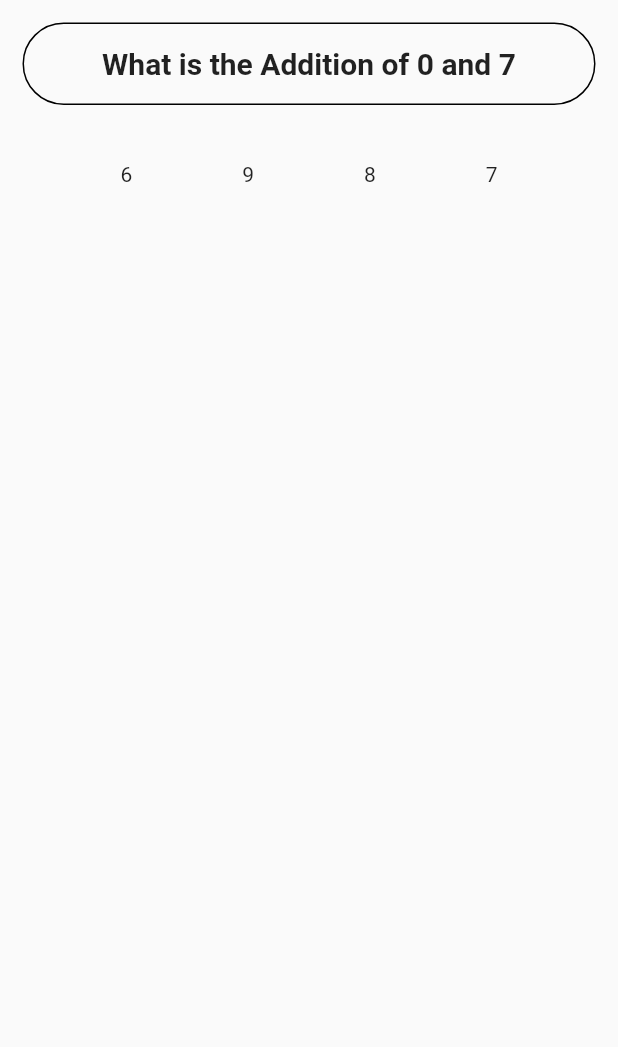
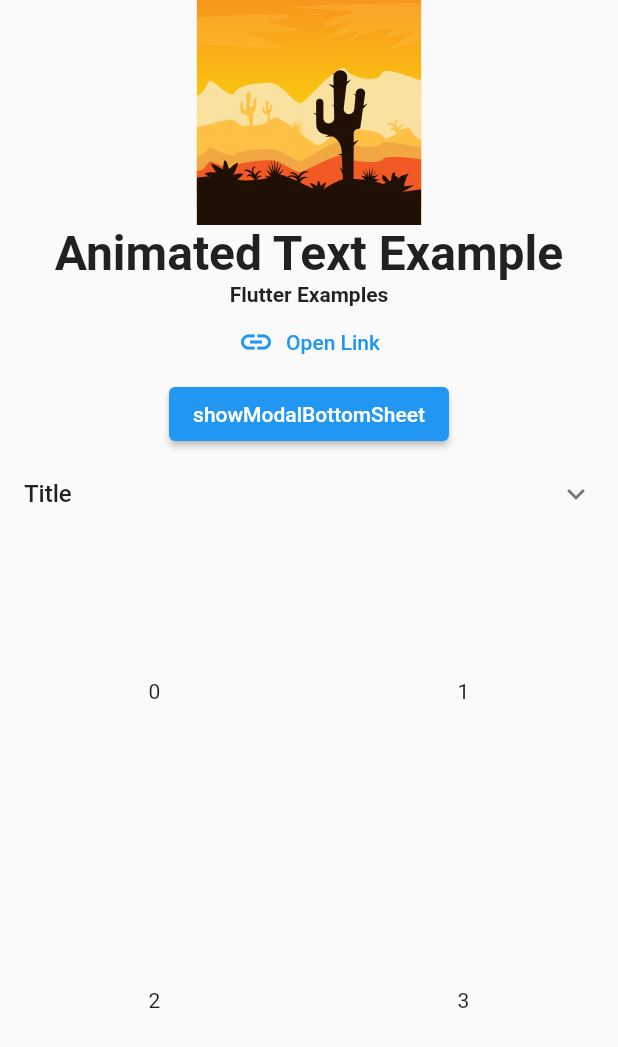
Before and after one commit to DheerajWork/practice_project, a Flutter app: the screen it shows after launch, on a phone screen of 412 x 824 dp. Shown: the top 1047 px of the screen. Run offline on Flutter 3.47's test engine with Material 2 defaults, Android fonts, the phone set to English and light mode, and no system bars; drawn by our look-alikes of animated_text_kit; our stand-ins replace cloud_firestore, email_validator, firebase_auth, firebase_core, flutter_html, flutter_svg and 4 more; accounts and stored records are empty; project files that could hold a hidden picture were left out.

Commit message:
packages and widgets done

```diff
--- a/lib/main.dart
+++ b/lib/main.dart
@@ -1,12 +1,11 @@
-
 import 'package:flutter/material.dart';
-import 'package:practice_project/random_number_add/random_number_add.dart';
+import 'package:practice_project/packages/svg.dart';
 import 'package:practice_project/register_api/haha.dart';
 import 'package:practice_project/register_api/login_api.dart';
 import 'package:practice_project/register_api/ocx_login.dart';
 import 'package:practice_project/register_api/ocx_registeration.dart';
 import 'package:practice_project/register_api/register_api.dart';
-import 'package:practice_project/share_preference/share_preference.dart';
+import 'package:practice_project/web_api/web_api_testing.dart';
 import 'package:shared_preferences/shared_preferences.dart';
 import 'package:firebase_core/firebase_core.dart';
 
@@ -32,7 +31,7 @@ class MyApp extends StatelessWidget {
       OcxLogin.route:(context) =>OcxLogin(),
       OcxRegister.route : (context) => OcxRegister()
     },
-    home: RandomNumberAdd(),
+    home: Packages(),
     );
   }
 }
--- /dev/null
+++ b/lib/packages/svg.dart
@@ -0,0 +1,121 @@
+import 'package:animated_text_kit/animated_text_kit.dart';
+import 'package:flutter/cupertino.dart';
+import 'package:flutter/material.dart';
+import 'package:flutter_svg/flutter_svg.dart';
+import 'package:google_fonts/google_fonts.dart';
+import 'package:url_launcher/url_launcher.dart';
+import 'package:url_launcher/link.dart';
+
+class Packages extends StatefulWidget {
+  @override
+  _PackagesState createState() => _PackagesState();
+}
+
+class _PackagesState extends State<Packages> {
+
+
+  @override
+  Widget build(BuildContext context) {
+    return Scaffold(
+      body: SafeArea(
+        child: SingleChildScrollView(
+          child: Column(
+            children: [
+              //svg packages
+              SvgPicture.asset(
+                "assets/1627640231desert-landscape-nature-clip-art.svg",
+                width: 150,
+                height: 150,
+              ),
+              AnimatedTextKit(
+                animatedTexts: [
+                  TypewriterAnimatedText(
+                    'Animated Text Example',
+                    textStyle: const TextStyle(
+                      fontSize: 32.0,
+                      fontWeight: FontWeight.bold,
+                    ),
+                    speed: Duration(milliseconds: 500),
+                    curve: Curves.easeInOut,
+                  )
+                ],
+                totalRepeatCount: 2,
+                pause: const Duration(milliseconds: 1000),
+                displayFullTextOnTap: true,
+                stopPauseOnTap: true,
+              ),
+              Text(
+                "Flutter Examples",
+                style: GoogleFonts.roboto(fontWeight: FontWeight.bold),
+              ),
+              TextButton.icon(
+                  onPressed: () async {
+                    await canLaunch(
+                            "https://pub.dev/packages/url_launcher/example")
+                        ? await launch(
+                            "https://pub.dev/packages/url_launcher/example")
+                        : throw 'Could not launch';
+                  },
+                  icon: Icon(Icons.link),
+                  label: Text("Open Link")),
+              ElevatedButton(
+                child: const Text('showModalBottomSheet'),
+                onPressed: () {
+                  showModalBottomSheet<void>(
+                    context: context,
+                    builder: (BuildContext context) {
+                      return Container(
+                        height: 200,
+                        color: Colors.amber,
+                        child: Center(
+                          child: Column(
+                            mainAxisAlignment: MainAxisAlignment.center,
+                            mainAxisSize: MainAxisSize.min,
+                            children: <Widget>[
+                              const Text('My BottomSheet'),
+                              ElevatedButton(
+                                child: const Text('For Close'),
+                                onPressed: () => Navigator.pop(context),
+                              )
+                            ],
+                          ),
+                        ),
+                      );
+                    },
+                  );
+                },
+              ),
+              ExpansionTile(
+                title: Text(
+                  "Title",
+                  style: TextStyle(fontSize: 16.0, fontWeight: FontWeight.w500),
+                ),
+                children: <Widget>[
+                  Expanded(
+                    child: ListTile(
+                      title: Text(
+                        "Description",
+                        style: TextStyle(fontWeight: FontWeight.w700),
+                      ),
+                    ),
+                  )
+                ],
+              ),
+              GridView.count(
+                shrinkWrap: true,
+                  crossAxisCount: 2,
+              children:
+                List.generate(6, (index) {
+                  return Center(
+                    child: Text("$index"),
+                  );
+                } )
+
+              )
+            ],
+          ),
+        ),
+      ),
+    );
+  }
+}
--- a/lib/register_api/splash_screen.dart
+++ b/lib/register_api/splash_screen.dart
@@ -1,14 +1,11 @@
 import 'dart:async';
 import 'dart:convert';
 
-import 'package:flutter/foundation.dart';
 import 'package:flutter/material.dart';
-import 'package:practice_project/api_intigration/home_page.dart';
 import 'package:practice_project/register_api/global.dart';
 import 'package:practice_project/register_api/haha.dart';
 import 'package:practice_project/register_api/ocx_login_model_class.dart';
 import 'package:practice_project/register_api/ocx_registeration.dart';
-import 'package:practice_project/register_api/register_api.dart';
 import 'package:shared_preferences/shared_preferences.dart';
 
 class SplashScreen extends StatefulWidget {
--- a/lib/share_preference/share_preference.dart
+++ b/lib/share_preference/share_preference.dart
@@ -1,7 +1,5 @@
-import 'dart:convert';
 
 import 'package:flutter/material.dart';
-import 'package:practice_project/share_preference/pref_model_class.dart';
 import 'package:shared_preferences/shared_preferences.dart';
 
 class MySharePref extends StatefulWidget {
```
Also changed, not shown: lib/web_api/nxt_page.dart (added, +24 -0 lines), lib/web_api/web_api_global.dart (added, +20 -0 lines), lib/web_api/web_api_model.dart (added, +290 -0 lines), lib/web_api/web_api_testing.dart (added, +66 -0 lines), pubspec.yaml (+9 -2 lines), assets/1627640231desert-landscape-nature-clip-art.svg (added), assets/free-clip-art-electrician-images-33277.svg (added), assets/specs-header.png (added), pubspec.lock, 2 other files.
